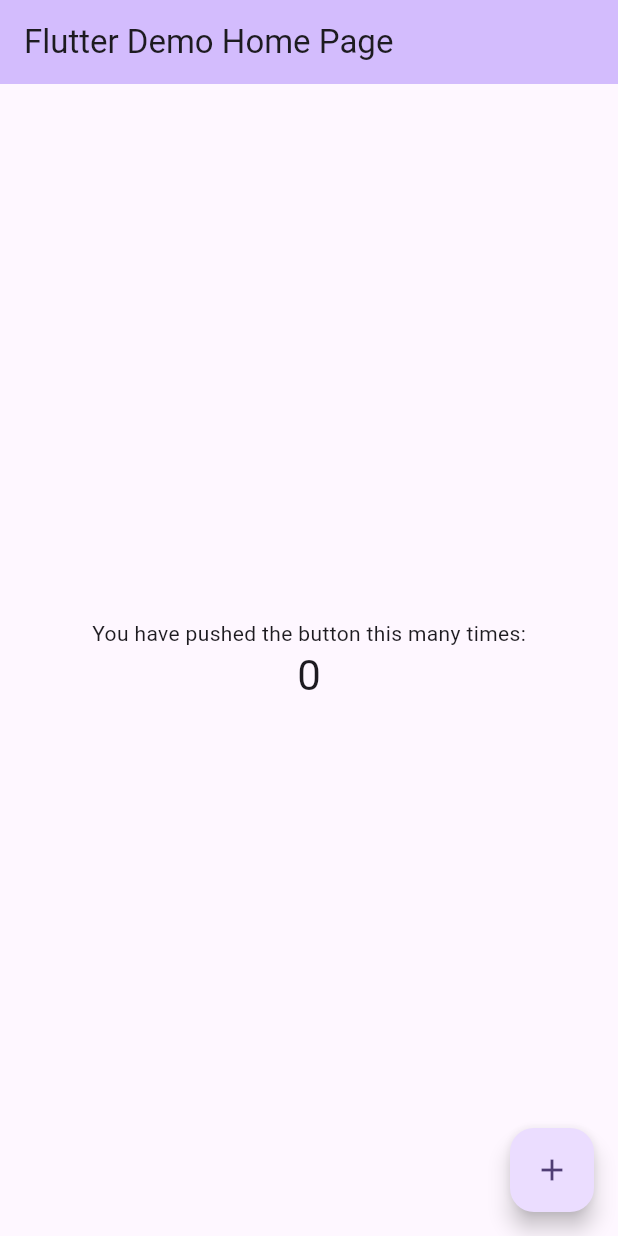
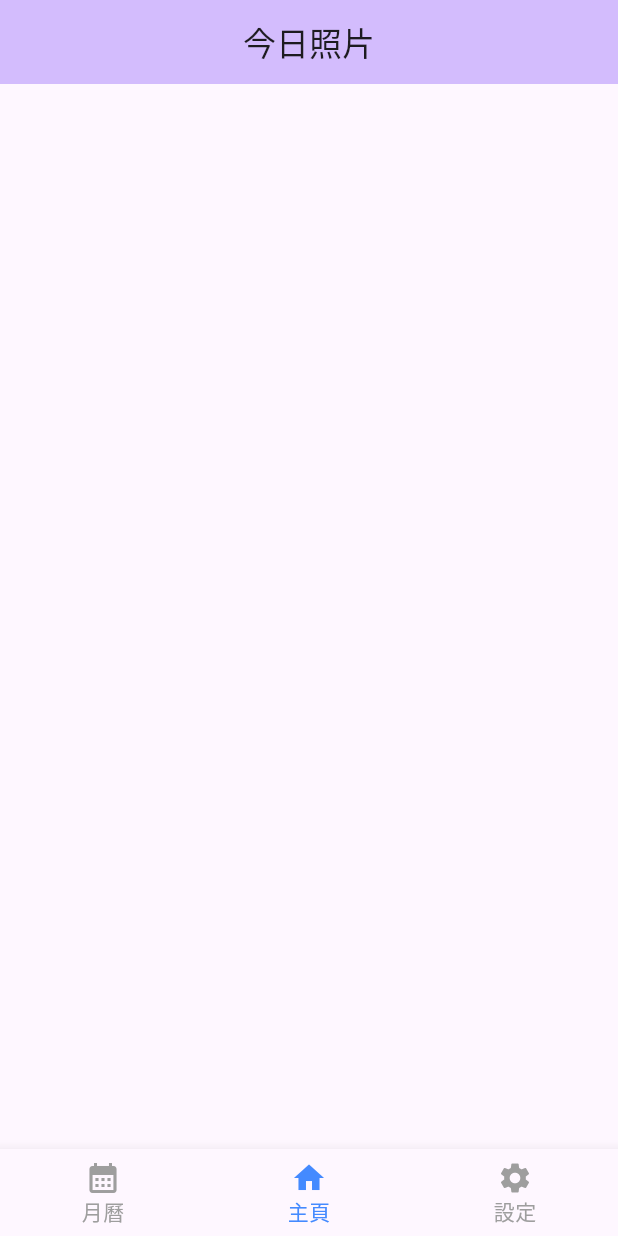
Before and after one commit to LinZH-1995/Flutter-Practice, a Flutter app: the screen it shows after launch, on a phone screen of 412 x 824 dp. Run offline on Flutter 3.47's test engine with Material 3 defaults, Android fonts, the phone set to English and light mode, and no system bars.

Commit message:
移除不必要widget、新增底部導覽條

```diff
--- a/lib/main.dart
+++ b/lib/main.dart
@@ -30,7 +30,7 @@ class MyApp extends StatelessWidget {
         // tested with just a hot reload.
         colorScheme: ColorScheme.fromSeed(seedColor: Colors.deepPurple),
       ),
-      home: const MyHomePage(title: 'Flutter Demo Home Page'),
+      home: const MyHomePage(title: '今日照片'),
     );
   }
 }
@@ -54,16 +54,11 @@ class MyHomePage extends StatefulWidget {
 }
 
 class _MyHomePageState extends State<MyHomePage> {
-  int _counter = 0;
+  int _selectedIndex = 1;
 
-  void _incrementCounter() {
+  void _onItemTapped(int index) {
     setState(() {
-      // This call to setState tells the Flutter framework that something has
-      // changed in this State, which causes it to rerun the build method below
-      // so that the display can reflect the updated values. If we changed
-      // _counter without calling setState(), then the build method would not be
-      // called again, and so nothing would appear to happen.
-      _counter++;
+      _selectedIndex = index;
     });
   }
 
@@ -83,40 +78,23 @@ class _MyHomePageState extends State<MyHomePage> {
         backgroundColor: Theme.of(context).colorScheme.inversePrimary,
         // Here we take the value from the MyHomePage object that was created by
         // the App.build method, and use it to set our appbar title.
-        title: Text(widget.title),
+        title: Center(child: Text(widget.title)),
       ),
-      body: Center(
-        // Center is a layout widget. It takes a single child and positions it
-        // in the middle of the parent.
-        child: Column(
-          // Column is also a layout widget. It takes a list of children and
-          // arranges them vertically. By default, it sizes itself to fit its
-          // children horizontally, and tries to be as tall as its parent.
-          //
-          // Column has various properties to control how it sizes itself and
-          // how it positions its children. Here we use mainAxisAlignment to
-          // center the children vertically; the main axis here is the vertical
-          // axis because Columns are vertical (the cross axis would be
-          // horizontal).
-          //
-          // TRY THIS: Invoke "debug painting" (choose the "Toggle Debug Paint"
-          // action in the IDE, or press "p" in the console), to see the
-          // wireframe for each widget.
-          mainAxisAlignment: MainAxisAlignment.center,
-          children: <Widget>[
-            const Text('You have pushed the button this many times:'),
-            Text(
-              '$_counter',
-              style: Theme.of(context).textTheme.headlineMedium,
-            ),
-          ],
-        ),
+      body: Container(),
+      bottomNavigationBar: BottomNavigationBar(
+        items: const <BottomNavigationBarItem>[
+          BottomNavigationBarItem(icon: Icon(Icons.calendar_month), label: '月曆'),
+          BottomNavigationBarItem(icon: Icon(Icons.home), label: '主頁'),
+          BottomNavigationBarItem(icon: Icon(Icons.settings), label: '設定'),
+        ],
+        currentIndex: _selectedIndex,
+        selectedItemColor: Colors.blueAccent,
+        selectedFontSize: 14,
+        unselectedFontSize: 14,
+        unselectedItemColor: Colors.grey,
+        type: BottomNavigationBarType.fixed,
+        onTap: _onItemTapped,
       ),
-      floatingActionButton: FloatingActionButton(
-        onPressed: _incrementCounter,
-        tooltip: 'Increment',
-        child: const Icon(Icons.add),
-      ), // This trailing comma makes auto-formatting nicer for build methods.
     );
   }
 }
```
